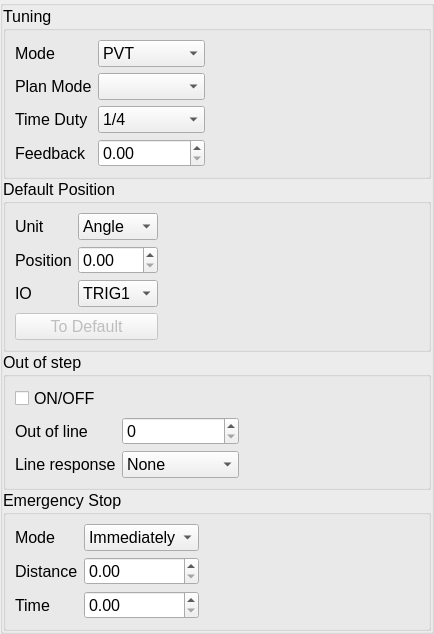
The window that source/wnd/ui/mrqaxes2.ui (ww4u/megarobostudio) describes before a commit, drawn with Qt 5.
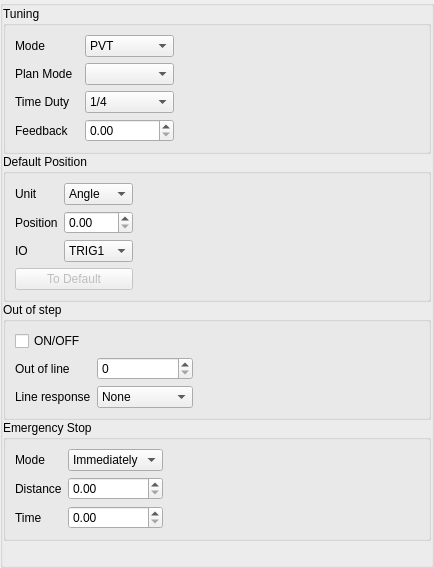
The same window after the commit. Custom widgets are drawn as their Qt base class.

What changed in the file:
```diff
--- a/source/wnd/ui/mrqaxes2.ui
+++ b/source/wnd/ui/mrqaxes2.ui
@@ -13,7 +13,6 @@
   <property name="font">
    <font>
     <family>Arial</family>
-    <pointsize>12</pointsize>
    </font>
   </property>
   <property name="windowTitle">
```
